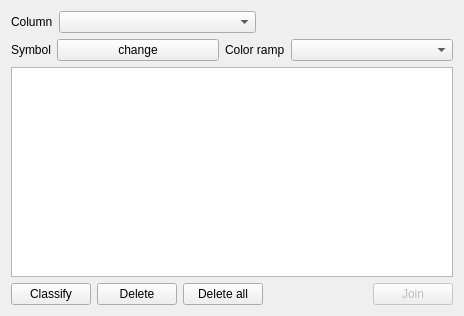
Old version of the form qgis/src/ui/qgscategorizedsymbolrendererv2widget.ui in the repository sourcepole/qgis.
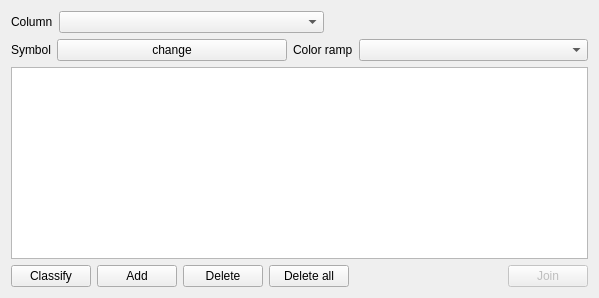
New version of the form.

The edit to the form file:
```diff
--- a/qgis/src/ui/qgscategorizedsymbolrendererv2widget.ui
+++ b/qgis/src/ui/qgscategorizedsymbolrendererv2widget.ui
@@ -6,8 +6,8 @@
    <rect>
     <x>0</x>
     <y>0</y>
-    <width>464</width>
-    <height>316</height>
+    <width>599</width>
+    <height>298</height>
    </rect>
   </property>
   <layout class="QVBoxLayout" name="verticalLayout">
@@ -114,6 +114,13 @@
        </property>
       </widget>
      </item>
+     <item>
+      <widget class="QPushButton" name="btnAddCategory">
+       <property name="text">
+        <string>Add</string>
+       </property>
+      </widget>
+     </item>
      <item>
       <widget class="QPushButton" name="btnDeleteCategory">
        <property name="text">
```
